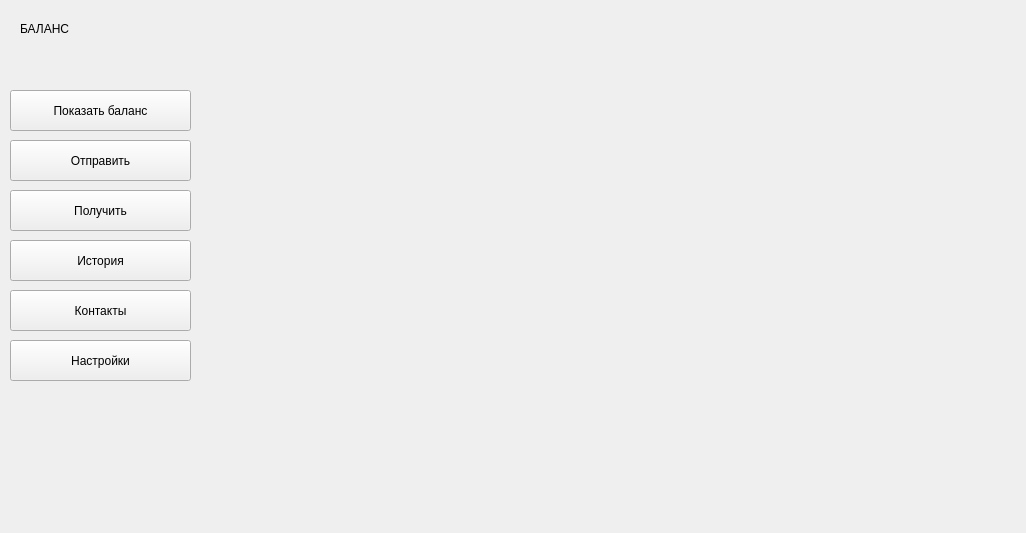
Qt form form.ui (gberdyshev/simple-bitcoin-wallet) before a commit.
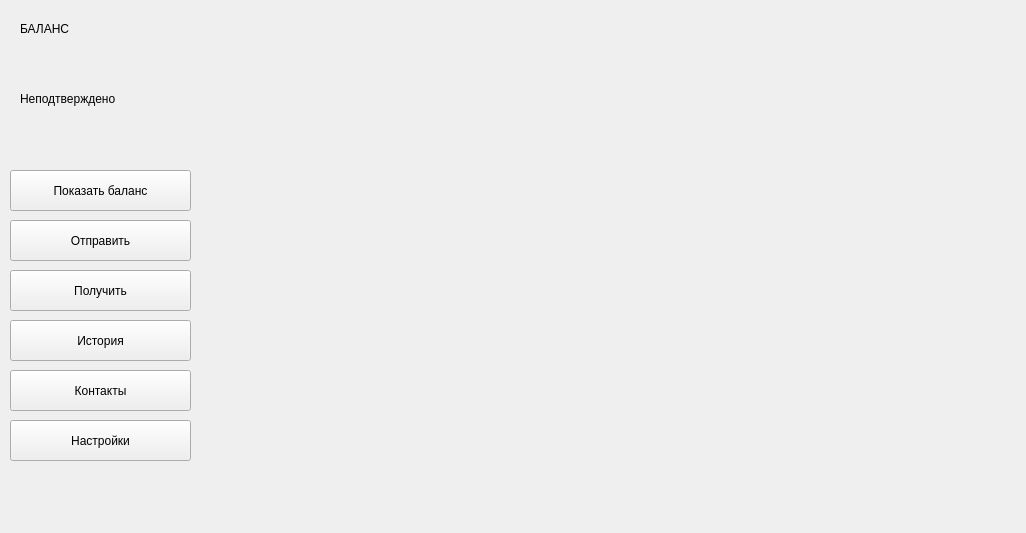
The same form after that commit. The open tabs and pages were chosen to show the change.

Commit message: Фикс бага с добавлением ключей в БД без нажатия кнопки

What changed in the file:
```diff
--- a/form.ui
+++ b/form.ui
@@ -112,7 +112,7 @@
     <property name="geometry">
      <rect>
       <x>10</x>
-      <y>140</y>
+      <y>220</y>
       <width>181</width>
       <height>41</height>
      </rect>
@@ -139,7 +139,7 @@
      <rect>
       <x>20</x>
       <y>60</y>
-      <width>66</width>
+      <width>131</width>
       <height>18</height>
      </rect>
     </property>
@@ -151,7 +151,7 @@
     <property name="geometry">
      <rect>
       <x>10</x>
-      <y>90</y>
+      <y>170</y>
       <width>181</width>
       <height>41</height>
      </rect>
@@ -164,7 +164,7 @@
     <property name="geometry">
      <rect>
       <x>10</x>
-      <y>190</y>
+      <y>270</y>
       <width>181</width>
       <height>41</height>
      </rect>
@@ -190,7 +190,7 @@
     <property name="geometry">
      <rect>
       <x>10</x>
-      <y>240</y>
+      <y>320</y>
       <width>181</width>
       <height>41</height>
      </rect>
@@ -203,7 +203,7 @@
     <property name="geometry">
      <rect>
       <x>10</x>
-      <y>340</y>
+      <y>420</y>
       <width>181</width>
       <height>41</height>
      </rect>
@@ -216,7 +216,7 @@
     <property name="geometry">
      <rect>
       <x>10</x>
-      <y>290</y>
+      <y>370</y>
       <width>181</width>
       <height>41</height>
      </rect>
@@ -225,6 +225,35 @@
      <string>Контакты</string>
     </property>
    </widget>
+   <widget class="QLabel" name="label">
+    <property name="geometry">
+     <rect>
+      <x>20</x>
+      <y>90</y>
+      <width>121</width>
+      <height>18</height>
+     </rect>
+    </property>
+    <property name="mouseTracking">
+     <bool>false</bool>
+    </property>
+    <property name="text">
+     <string>Неподтверждено</string>
+    </property>
+   </widget>
+   <widget class="QLabel" name="unconf_balance">
+    <property name="geometry">
+     <rect>
+      <x>20</x>
+      <y>120</y>
+      <width>131</width>
+      <height>18</height>
+     </rect>
+    </property>
+    <property name="text">
+     <string/>
+    </property>
+   </widget>
   </widget>
  </widget>
  <resources/>
```
Left out of the diff: 32 changed lines with no effect on the pictures. The commit also changes 7 other files.
